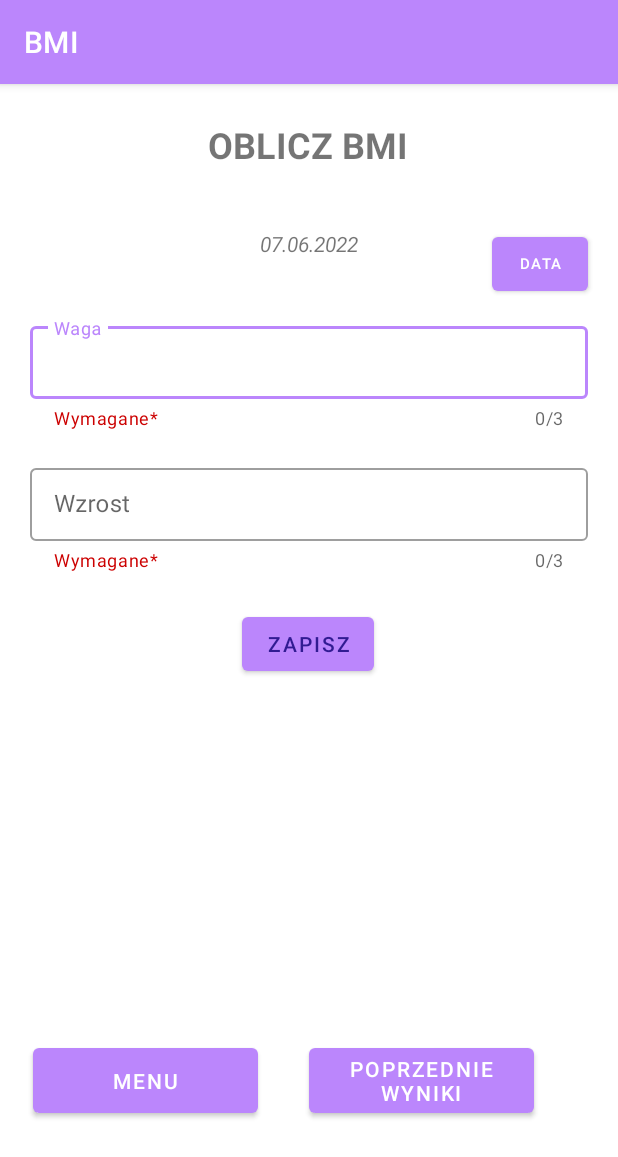
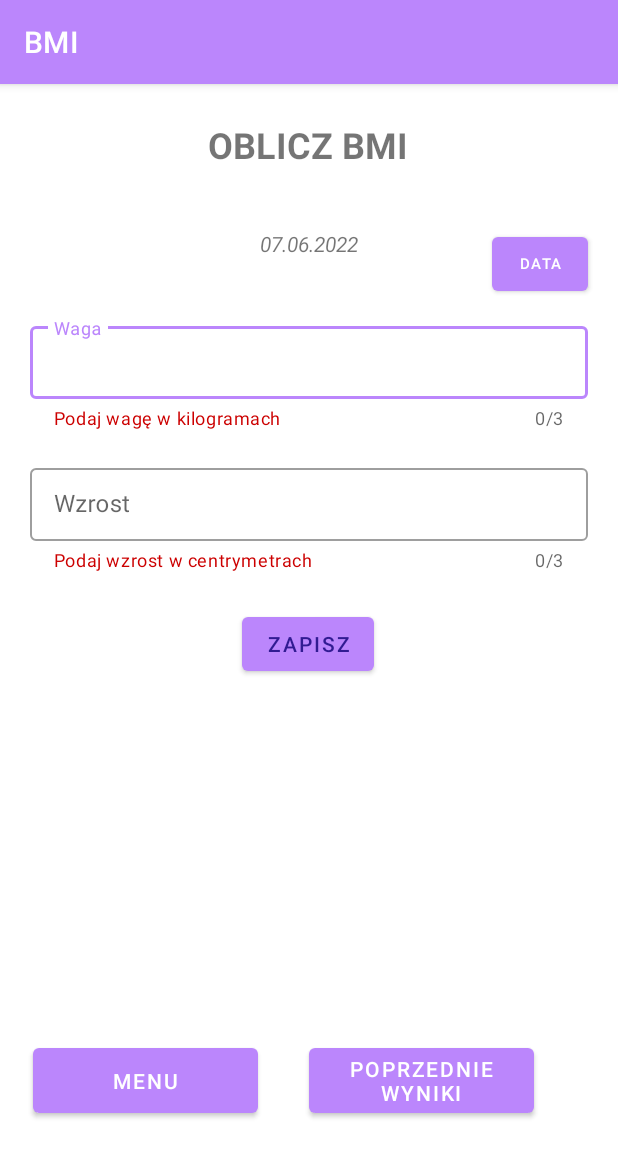
Before and after one commit to mikunciek/PWR_BMI_2022, an Android app: the calculateBMI screen opened directly, with no data from a screen before it, on a phone screen of 412 x 824 dp. Shown: the top 1157 px of the screen. Run offline under Robolectric (Android 15) with nearby library versions, the phone set to English and light mode, and no system bars; Roboto replaces fonts that are not available here.

Commit message:
show helper text

```diff
--- a/app/build.gradle
+++ b/app/build.gradle
@@ -54,7 +54,5 @@ dependencies {
     implementation 'androidx.appcompat:appcompat:1.4.1'
     implementation 'com.google.android.material:material:1.6.0'
     implementation 'androidx.constraintlayout:constraintlayout:2.1.3'
-    //implementation 'com.github.barteksc:AndroidPdfViewer:1.4'
-    //implementation 'com.github.barteksc:android-pdf-viewer:2.8.2'
 
 }
--- a/app/src/main/res/layout/activity_calculate_bmi.xml
+++ b/app/src/main/res/layout/activity_calculate_bmi.xml
@@ -15,7 +15,7 @@
         android:layout_marginHorizontal="20dp"
         android:layout_marginTop="156dp"
         style="@style/Widget.MaterialComponents.TextInputLayout.OutlinedBox.Dense"
-        app:helperText="Wymagane*"
+        app:helperText="Podaj wagę w kilogramach"
         app:helperTextTextColor="@android:color/holo_red_dark"
         app:counterEnabled = "true"
         app:counterMaxLength="3"
@@ -44,7 +44,7 @@
         android:layout_marginHorizontal="20dp"
         android:layout_marginTop="20dp"
         style="@style/Widget.MaterialComponents.TextInputLayout.OutlinedBox.Dense"
-        app:helperText="Wymagane*"
+        app:helperText="Podaj wzrost w centrymetrach "
         app:counterEnabled = "true"
         app:counterMaxLength="3"
         app:helperTextTextColor="@android:color/holo_red_dark"
```
Also changed, not shown: app/src/main/java/com/example/bmi/calculateBMI.kt (+13 -1 lines).
